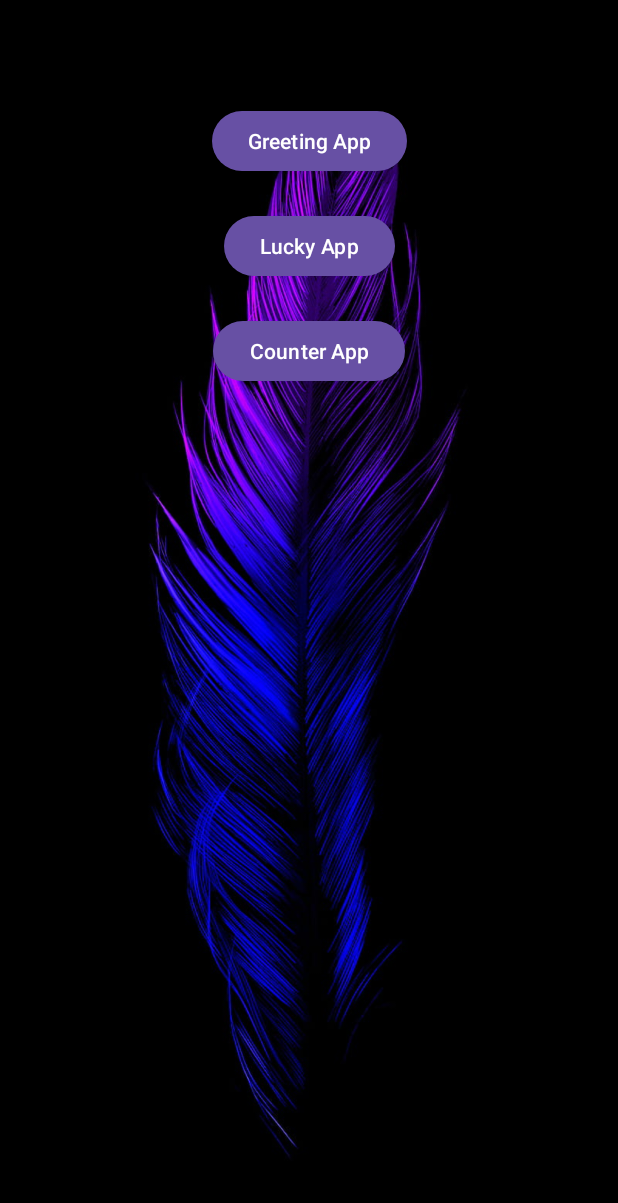
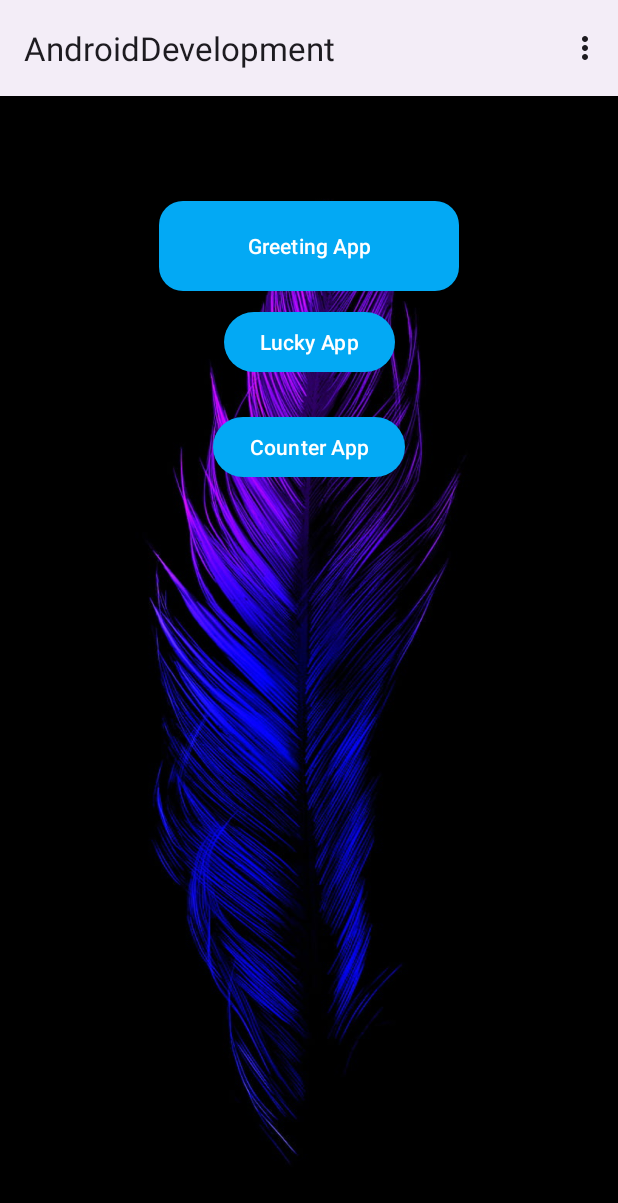
Before and after one commit to TouqeerBinArbab/AndroidDevelopment, an Android app: the screen it shows after launch (MainActivity), on a phone screen of 412 x 824 dp. Shown: the top 1203 px of the screen. Run offline under Robolectric (Android 15) with nearby library versions, the phone set to English and light mode, and no system bars.

Commit message:
wip more about widgets

```diff
--- a/app/src/main/java/com/example/androiddevelopment/CounterActivity.java
+++ b/app/src/main/java/com/example/androiddevelopment/CounterActivity.java
@@ -27,7 +27,6 @@ public class CounterActivity extends AppCompatActivity {
         increment = findViewById(R.id.increment_btn);
         decrement = findViewById(R.id.decrement_btn);
         reset = findViewById(R.id.reset_btn);
-
 
         increment.setOnClickListener(new View.OnClickListener() {
             @SuppressLint("SetTextI18n")
@@ -60,7 +59,6 @@ public class CounterActivity extends AppCompatActivity {
    }
 
     public int decreaseCounter(){
-
         if(counter > 0) {
             return --counter;
         }
@@ -71,6 +69,4 @@ public class CounterActivity extends AppCompatActivity {
         counter = 0;
         return counter;
     }
-
-
 }
--- a/app/src/main/java/com/example/androiddevelopment/MainActivity.java
+++ b/app/src/main/java/com/example/androiddevelopment/MainActivity.java
@@ -1,11 +1,15 @@
 package com.example.androiddevelopment;
 
+import androidx.annotation.NonNull;
 import androidx.appcompat.app.AppCompatActivity;
 
 import android.content.Intent;
 import android.os.Bundle;
+import android.view.Menu;
+import android.view.MenuItem;
 import android.view.View;
 import android.widget.Button;
+import android.widget.Toast;
 
 public class MainActivity extends AppCompatActivity {
     Button luckyAppBtn, greetingAppBtn, counterAppBtn;
@@ -14,6 +18,8 @@ public class MainActivity extends AppCompatActivity {
     protected void onCreate(Bundle savedInstanceState) {
         super.onCreate(savedInstanceState);
         setContentView(R.layout.activity_main);
+
+
         luckyAppBtn = findViewById(R.id.lucky_app);
         greetingAppBtn = findViewById(R.id.greeting_app);
         counterAppBtn = findViewById(R.id.counter_app);
@@ -40,6 +46,23 @@ public class MainActivity extends AppCompatActivity {
         });
     }
 
+    @Override
+    public boolean onCreateOptionsMenu(Menu menu) {
+        getMenuInflater().inflate(R.menu.my_menu, menu);
+        return true;
+    }
+
+    @Override
+    public boolean onOptionsItemSelected(@NonNull MenuItem item) {
+        int itemId = item.getItemId();
+        if(itemId == R.id.action_home){
+            Toast.makeText(this, "You selected Home", Toast.LENGTH_SHORT).show();
+        } else if (itemId == R.id.action_search) {
+           Toast.makeText(this, "You selected Search", Toast.LENGTH_SHORT).show();
+        }
+        return super.onOptionsItemSelected(item);
+    }
+
     public void goToLuckyApp() {
         Intent intent = new Intent( getApplicationContext(), LuckyActivity.class);
         startActivity(intent);
--- /dev/null
+++ b/app/src/main/res/drawable/rounded_button.xml
@@ -0,0 +1,10 @@
+<?xml version="1.0" encoding="utf-8"?>
+<shape xmlns:android="http://schemas.android.com/apk/res/android"
+    android:shape="rectangle"
+    >
+    <solid android:color="#00AFEE" />
+    <corners android:radius="16dp" />
+    <size
+        android:height="60dp"
+        android:width="200dp" />
+</shape>
--- a/app/src/main/res/layout/activity_greeting.xml
+++ b/app/src/main/res/layout/activity_greeting.xml
@@ -38,7 +38,7 @@
         android:layout_width="wrap_content"
         android:layout_height="wrap_content"
         android:layout_marginTop="79dp"
-        android:text="@string/welcme_greeting"
+        android:text="@string/welcome_greeting"
         app:layout_constraintEnd_toEndOf="parent"
         app:layout_constraintStart_toStartOf="parent"
         app:layout_constraintTop_toTopOf="parent" />
--- a/app/src/main/res/layout/activity_main.xml
+++ b/app/src/main/res/layout/activity_main.xml
@@ -10,10 +10,14 @@
 
     <Button
         android:id="@+id/greeting_app"
+
         android:layout_width="wrap_content"
+        android:background="@drawable/rounded_button"
         android:layout_height="wrap_content"
         android:layout_marginTop="70dp"
         android:text="@string/greeting_app"
+        android:backgroundTint="@null"
+
         app:layout_constraintEnd_toEndOf="parent"
         app:layout_constraintStart_toStartOf="parent"
         app:layout_constraintTop_toTopOf="parent" />
--- /dev/null
+++ b/app/src/main/res/menu/my_menu.xml
@@ -0,0 +1,14 @@
+<?xml version="1.0" encoding="utf-8"?>
+<menu xmlns:android="http://schemas.android.com/apk/res/android">
+
+    <item android:id="@+id/action_search"
+        android:title="@string/search"
+
+        />
+
+    <item android:id="@+id/action_home"
+        android:title="@string/home"
+
+        />
+
+</menu>
--- a/app/src/main/res/values/colors.xml
+++ b/app/src/main/res/values/colors.xml
@@ -2,4 +2,5 @@
 <resources>
     <color name="black">#FF000000</color>
     <color name="white">#FFFFFFFF</color>
+    <color name="blue_sky">#03A9F4</color>
 </resources>
--- a/app/src/main/res/values/strings.xml
+++ b/app/src/main/res/values/strings.xml
@@ -16,13 +16,15 @@
     <string name="greeting_app">Greeting App</string>
     <string name="say_hello">Say Hello!</string>
     <string name="name_hint">Enter your name</string>
-    <string name="welcme_greeting">Welcome to Greeting App</string>
+    <string name="welcome_greeting">Welcome to Greeting App</string>
 <string name="welcome_counter_app">The Counter App</string>
     <string name="lucky_app">Lucky App</string>
     <string name="click_me">Click Me</string>
     <string name="default_counter">0</string>
     <string name="counter_app">Counter App</string>
-
+    <string name="increment">Increment</string>
+    <string name="decrement">Decrement</string>
+    <string name="reset">Reset</string>
     <string name="luck_hint">Please enter your name</string>
     <string name="lorem_ipsum">
         Lorem ipsum dolor sit amet, consectetur adipiscing elit. Nam in scelerisque sem. Mauris
@@ -60,4 +62,6 @@
         libero vel nunc consequat, quis tincidunt nisl eleifend. Cras bibendum enim a justo luctus
         vestibulum. Fusce dictum libero quis erat maximus, vitae volutpat diam dignissim.
     </string>
+    <string name="search">Search</string>
+    <string name="home">Home</string>
 </resources>
--- a/app/src/main/res/values/themes.xml
+++ b/app/src/main/res/values/themes.xml
@@ -1,8 +1,8 @@
 <resources xmlns:tools="http://schemas.android.com/tools">
     <!-- Base application theme. -->
-    <style name="Base.Theme.AndroidDevelopment" parent="Theme.Material3.DayNight.NoActionBar">
+    <style name="Base.Theme.AndroidDevelopment" parent="Theme.Material3.DayNight">
         <!-- Customize your light theme here. -->
-        <!-- <item name="colorPrimary">@color/my_light_primary</item> -->
+         <item name="colorPrimary">@color/blue_sky</item>
     </style>
 
     <style name="Theme.AndroidDevelopment" parent="Base.Theme.AndroidDevelopment" />
```
Also changed, not shown: app/src/main/res/layout/activity_counter.xml (+3 -5 lines).
